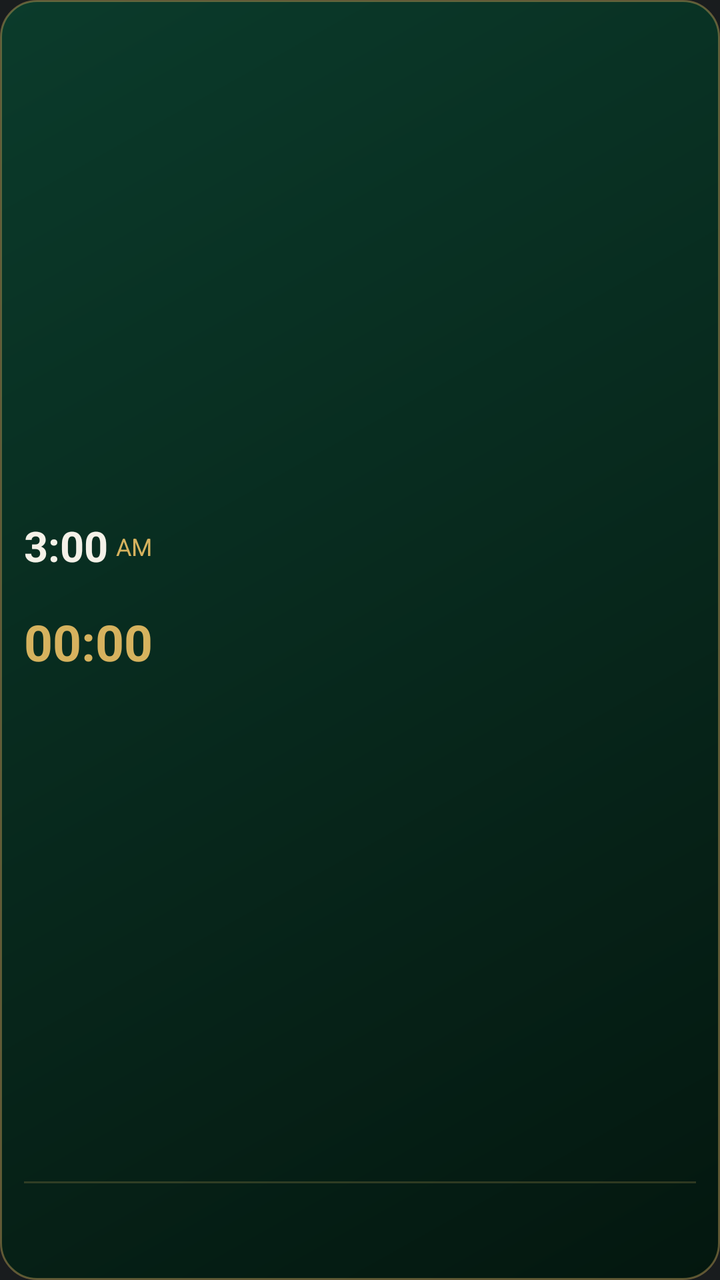
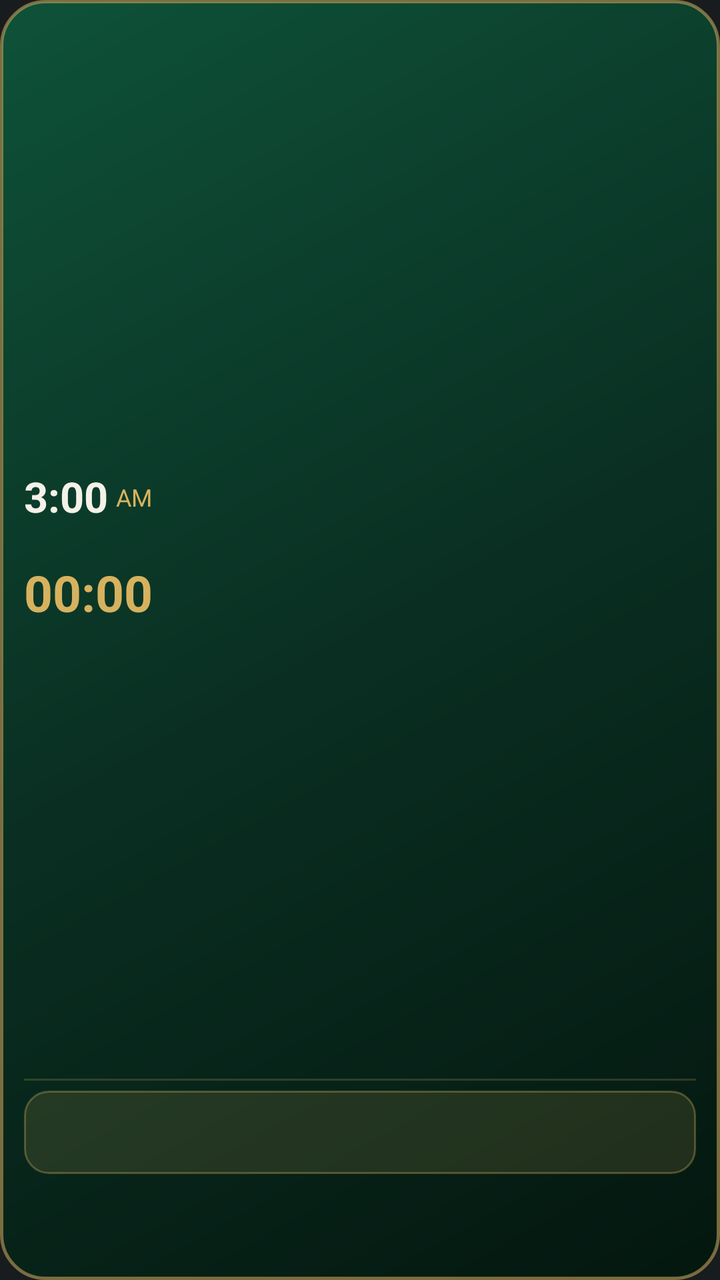

Screens rendered from an Android XML layout before and after an edit, with the pre-edit source and the edit as a unified diff.
<!-- AndroidManifest.xml: application theme android:Theme.DeviceDefault.NoActionBar -->
<!-- res/layout/widget.xml -->
<?xml version="1.0" encoding="utf-8"?>
<LinearLayout xmlns:android="http://schemas.android.com/apk/res/android"
    android:id="@+id/wroot"
    android:layout_width="match_parent"
    android:layout_height="match_parent"
    android:orientation="vertical"
    android:layoutDirection="rtl"
    android:paddingStart="12dp"
    android:paddingEnd="12dp"
    android:paddingTop="8dp"
    android:paddingBottom="6dp"
    android:background="@drawable/widget_bg">

    
    <LinearLayout
        android:layout_width="match_parent"
        android:layout_height="0dp"
        android:layout_weight="1"
        android:orientation="horizontal"
        android:gravity="center_vertical">

        <LinearLayout
            android:layout_width="0dp"
            android:layout_height="wrap_content"
            android:layout_weight="1"
            android:orientation="vertical">
            <TextView
                android:id="@+id/wcity"
                android:layout_width="wrap_content"
                android:layout_height="wrap_content"
                android:textColor="#A9C2B4"
                android:textSize="13sp"
                android:ellipsize="end"
                android:singleLine="true" />
            <TextView
                android:id="@+id/wnext"
                android:layout_width="wrap_content"
                android:layout_height="wrap_content"
                android:textColor="#D6B25E"
                android:textSize="24sp"
                android:textStyle="bold" />
            <TextView
                android:id="@+id/wat"
                android:layout_width="wrap_content"
                android:layout_height="wrap_content"
                android:textColor="#F4F1E8"
                android:textSize="13sp" />
        </LinearLayout>

        <LinearLayout
            android:layout_width="wrap_content"
            android:layout_height="wrap_content"
            android:orientation="vertical"
            android:gravity="end">
            <LinearLayout
                android:layout_width="wrap_content"
                android:layout_height="wrap_content"
                android:orientation="horizontal"
                android:layoutDirection="ltr"
                android:gravity="bottom">
                <TextClock
                    android:id="@+id/wclk"
                    android:layout_width="wrap_content"
                    android:layout_height="wrap_content"
                    android:format12Hour="h:mm"
                    android:format24Hour="h:mm"
                    android:timeZone="GMT+03:00"
                    android:textColor="#F4F1E8"
                    android:textSize="21sp"
                    android:textStyle="bold" />
                <TextClock
                    android:id="@+id/wap"
                    android:layout_width="wrap_content"
                    android:layout_height="wrap_content"
                    android:layout_marginStart="4dp"
                    android:layout_marginBottom="3dp"
                    android:format12Hour="a"
                    android:format24Hour="a"
                    android:timeZone="GMT+03:00"
                    android:textColor="#D6B25E"
                    android:textSize="12sp" />
            </LinearLayout>
            <TextView
                android:id="@+id/wlab"
                android:layout_width="wrap_content"
                android:layout_height="wrap_content"
                android:layout_marginTop="2dp"
                android:textColor="#A9C2B4"
                android:textSize="11sp" />
            <Chronometer
                android:id="@+id/wcd"
                android:layout_width="wrap_content"
                android:layout_height="wrap_content"
                android:layoutDirection="ltr"
                android:textColor="#D6B25E"
                android:textSize="25sp"
                android:textStyle="bold" />
            <TextView
                android:id="@+id/wcdt"
                android:layout_width="wrap_content"
                android:layout_height="wrap_content"
                android:textColor="#D6B25E"
                android:textSize="20sp"
                android:textStyle="bold"
                android:visibility="gone" />
        </LinearLayout>
    </LinearLayout>

    <FrameLayout
        android:layout_width="match_parent"
        android:layout_height="1dp"
        android:layout_marginTop="2dp"
        android:layout_marginBottom="3dp"
        android:background="#33D6B25E" />

    
    <LinearLayout
        android:layout_width="match_parent"
        android:layout_height="wrap_content"
        android:orientation="horizontal"
        android:weightSum="5">
        <LinearLayout android:id="@+id/c0" android:layout_width="0dp" android:layout_height="wrap_content" android:layout_weight="1" android:layout_margin="2dp" android:paddingTop="3dp" android:paddingBottom="3dp" android:orientation="vertical" android:gravity="center">
            <TextView android:id="@+id/n0" android:layout_width="wrap_content" android:layout_height="wrap_content" android:textColor="#A9C2B4" android:textSize="11sp" />
            <TextView android:id="@+id/t0" android:layout_width="wrap_content" android:layout_height="wrap_content" android:textColor="#F4F1E8" android:textSize="11sp" android:textStyle="bold" />
        </LinearLayout>
        <LinearLayout android:id="@+id/c1" android:layout_width="0dp" android:layout_height="wrap_content" android:layout_weight="1" android:layout_margin="2dp" android:paddingTop="3dp" android:paddingBottom="3dp" android:orientation="vertical" android:gravity="center">
            <TextView android:id="@+id/n1" android:layout_width="wrap_content" android:layout_height="wrap_content" android:textColor="#A9C2B4" android:textSize="11sp" />
            <TextView android:id="@+id/t1" android:layout_width="wrap_content" android:layout_height="wrap_content" android:textColor="#F4F1E8" android:textSize="11sp" android:textStyle="bold" />
        </LinearLayout>
        <LinearLayout android:id="@+id/c2" android:layout_width="0dp" android:layout_height="wrap_content" android:layout_weight="1" android:layout_margin="2dp" android:paddingTop="3dp" android:paddingBottom="3dp" android:orientation="vertical" android:gravity="center">
            <TextView android:id="@+id/n2" android:layout_width="wrap_content" android:layout_height="wrap_content" android:textColor="#A9C2B4" android:textSize="11sp" />
            <TextView android:id="@+id/t2" android:layout_width="wrap_content" android:layout_height="wrap_content" android:textColor="#F4F1E8" android:textSize="11sp" android:textStyle="bold" />
        </LinearLayout>
        <LinearLayout android:id="@+id/c3" android:layout_width="0dp" android:layout_height="wrap_content" android:layout_weight="1" android:layout_margin="2dp" android:paddingTop="3dp" android:paddingBottom="3dp" android:orientation="vertical" android:gravity="center">
            <TextView android:id="@+id/n3" android:layout_width="wrap_content" android:layout_height="wrap_content" android:textColor="#A9C2B4" android:textSize="11sp" />
            <TextView android:id="@+id/t3" android:layout_width="wrap_content" android:layout_height="wrap_content" android:textColor="#F4F1E8" android:textSize="11sp" android:textStyle="bold" />
        </LinearLayout>
        <LinearLayout android:id="@+id/c4" android:layout_width="0dp" android:layout_height="wrap_content" android:layout_weight="1" android:layout_margin="2dp" android:paddingTop="3dp" android:paddingBottom="3dp" android:orientation="vertical" android:gravity="center">
            <TextView android:id="@+id/n4" android:layout_width="wrap_content" android:layout_height="wrap_content" android:textColor="#A9C2B4" android:textSize="11sp" />
            <TextView android:id="@+id/t4" android:layout_width="wrap_content" android:layout_height="wrap_content" android:textColor="#F4F1E8" android:textSize="11sp" android:textStyle="bold" />
        </LinearLayout>
    </LinearLayout>
</LinearLayout>
<!-- resources referenced by this layout -->
<resources>
  <!-- drawable widget_bg (drawable) -->
  <?xml version="1.0" encoding="utf-8"?>
  <shape xmlns:android="http://schemas.android.com/apk/res/android" android:shape="rectangle">
      <gradient android:startColor="#0B3B2B" android:endColor="#04170F" android:angle="315" />
      <stroke android:width="1dp" android:color="#66D6B25E" />
      <corners android:radius="18dp" />
  </shape>
</resources>

<!-- the commit's change to res/layout/widget.xml (unified diff, before → after) -->
@@ -7,8 +7,8 @@
     android:layoutDirection="rtl"
     android:paddingStart="12dp"
     android:paddingEnd="12dp"
-    android:paddingTop="8dp"
-    android:paddingBottom="6dp"
+    android:paddingTop="10dp"
+    android:paddingBottom="8dp"
     android:background="@drawable/widget_bg">
 
     
@@ -37,7 +37,7 @@
                 android:layout_width="wrap_content"
                 android:layout_height="wrap_content"
                 android:textColor="#D6B25E"
-                android:textSize="24sp"
+                android:textSize="26sp"
                 android:textStyle="bold" />
             <TextView
                 android:id="@+id/wat"
@@ -115,29 +115,60 @@
 
     
     <LinearLayout
+        android:id="@+id/wtip"
+        android:layout_width="match_parent"
+        android:layout_height="wrap_content"
+        android:orientation="vertical"
+        android:layout_marginTop="2dp"
+        android:layout_marginBottom="4dp"
+        android:paddingStart="10dp"
+        android:paddingEnd="10dp"
+        android:paddingTop="4dp"
+        android:paddingBottom="5dp"
+        android:background="@drawable/tip_bg">
+        <TextView
+            android:id="@+id/wtl"
+            android:layout_width="wrap_content"
+            android:layout_height="wrap_content"
+            android:textColor="#D6B25E"
+            android:textSize="12sp"
+            android:textStyle="bold"
+            android:singleLine="true" />
+        <TextView
+            android:id="@+id/wtx"
+            android:layout_width="match_parent"
+            android:layout_height="wrap_content"
+            android:textColor="#F4F1E8"
+            android:textSize="12sp"
+            android:maxLines="2"
+            android:ellipsize="end" />
+    </LinearLayout>
+
+    
+    <LinearLayout
         android:layout_width="match_parent"
         android:layout_height="wrap_content"
         android:orientation="horizontal"
         android:weightSum="5">
         <LinearLayout android:id="@+id/c0" android:layout_width="0dp" android:layout_height="wrap_content" android:layout_weight="1" android:layout_margin="2dp" android:paddingTop="3dp" android:paddingBottom="3dp" android:orientation="vertical" android:gravity="center">
             <TextView android:id="@+id/n0" android:layout_width="wrap_content" android:layout_height="wrap_content" android:textColor="#A9C2B4" android:textSize="11sp" />
-            <TextView android:id="@+id/t0" android:layout_width="wrap_content" android:layout_height="wrap_content" android:textColor="#F4F1E8" android:textSize="11sp" android:textStyle="bold" />
+            <TextView android:id="@+id/t0" android:layout_width="wrap_content" android:layout_height="wrap_content" android:textColor="#F4F1E8" android:textSize="12sp" android:textStyle="bold" />
         </LinearLayout>
         <LinearLayout android:id="@+id/c1" android:layout_width="0dp" android:layout_height="wrap_content" android:layout_weight="1" android:layout_margin="2dp" android:paddingTop="3dp" android:paddingBottom="3dp" android:orientation="vertical" android:gravity="center">
             <TextView android:id="@+id/n1" android:layout_width="wrap_content" android:layout_height="wrap_content" android:textColor="#A9C2B4" android:textSize="11sp" />
-            <TextView android:id="@+id/t1" android:layout_width="wrap_content" android:layout_height="wrap_content" android:textColor="#F4F1E8" android:textSize="11sp" android:textStyle="bold" />
+            <TextView android:id="@+id/t1" android:layout_width="wrap_content" android:layout_height="wrap_content" android:textColor="#F4F1E8" android:textSize="12sp" android:textStyle="bold" />
         </LinearLayout>
         <LinearLayout android:id="@+id/c2" android:layout_width="0dp" android:layout_height="wrap_content" android:layout_weight="1" android:layout_margin="2dp" android:paddingTop="3dp" android:paddingBottom="3dp" android:orientation="vertical" android:gravity="center">
             <TextView android:id="@+id/n2" android:layout_width="wrap_content" android:layout_height="wrap_content" android:textColor="#A9C2B4" android:textSize="11sp" />
-            <TextView android:id="@+id/t2" android:layout_width="wrap_content" android:layout_height="wrap_content" android:textColor="#F4F1E8" android:textSize="11sp" android:textStyle="bold" />
+            <TextView android:id="@+id/t2" android:layout_width="wrap_content" android:layout_height="wrap_content" android:textColor="#F4F1E8" android:textSize="12sp" android:textStyle="bold" />
         </LinearLayout>
         <LinearLayout android:id="@+id/c3" android:layout_width="0dp" android:layout_height="wrap_content" android:layout_weight="1" android:layout_margin="2dp" android:paddingTop="3dp" android:paddingBottom="3dp" android:orientation="vertical" android:gravity="center">
             <TextView android:id="@+id/n3" android:layout_width="wrap_content" android:layout_height="wrap_content" android:textColor="#A9C2B4" android:textSize="11sp" />
-            <TextView android:id="@+id/t3" android:layout_width="wrap_content" android:layout_height="wrap_content" android:textColor="#F4F1E8" android:textSize="11sp" android:textStyle="bold" />
+            <TextView android:id="@+id/t3" android:layout_width="wrap_content" android:layout_height="wrap_content" android:textColor="#F4F1E8" android:textSize="12sp" android:textStyle="bold" />
         </LinearLayout>
         <LinearLayout android:id="@+id/c4" android:layout_width="0dp" android:layout_height="wrap_content" android:layout_weight="1" android:layout_margin="2dp" android:paddingTop="3dp" android:paddingBottom="3dp" android:orientation="vertical" android:gravity="center">
             <TextView android:id="@+id/n4" android:layout_width="wrap_content" android:layout_height="wrap_content" android:textColor="#A9C2B4" android:textSize="11sp" />
-            <TextView android:id="@+id/t4" android:layout_width="wrap_content" android:layout_height="wrap_content" android:textColor="#F4F1E8" android:textSize="11sp" android:textStyle="bold" />
+            <TextView android:id="@+id/t4" android:layout_width="wrap_content" android:layout_height="wrap_content" android:textColor="#F4F1E8" android:textSize="12sp" android:textStyle="bold" />
         </LinearLayout>
     </LinearLayout>
 </LinearLayout>
<!-- resource entries referenced after the edit -->
@@ -1,11 +1,18 @@
 <!-- resources referenced by this layout -->
 <resources>
+  <!-- drawable tip_bg (drawable) -->
+  <?xml version="1.0" encoding="utf-8"?>
+  <shape xmlns:android="http://schemas.android.com/apk/res/android" android:shape="rectangle">
+      <solid android:color="#22D6B25E" />
+      <stroke android:width="1dp" android:color="#55D6B25E" />
+      <corners android:radius="12dp" />
+  </shape>
   <!-- drawable widget_bg (drawable) -->
   <?xml version="1.0" encoding="utf-8"?>
   <shape xmlns:android="http://schemas.android.com/apk/res/android" android:shape="rectangle">
-      <gradient android:startColor="#0B3B2B" android:endColor="#04170F" android:angle="315" />
-      <stroke android:width="1dp" android:color="#66D6B25E" />
-      <corners android:radius="18dp" />
+      <gradient android:startColor="#0E5239" android:centerColor="#0A2F22" android:endColor="#04170F" android:angle="315" />
+      <stroke android:width="1.5dp" android:color="#88D6B25E" />
+      <corners android:radius="22dp" />
   </shape>
 </resources>
 
